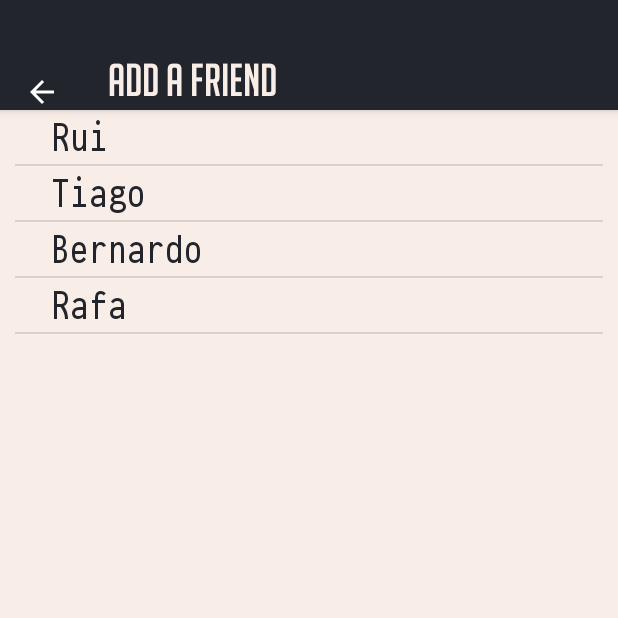
After one commit to IamTheLime/BlockSplitWiseClient, an Android app: the AddFriendToGroup screen opened directly, with no data from a screen before it, on a phone screen of 412 x 824 dp, the top half of it. The commit adds this screen. Run offline under Robolectric (Android 15) with nearby library versions, the phone set to English and light mode, and no system bars.

Commit message:
Adicionar pessoas a grupo

```diff
--- /dev/null
+++ b/ClientBlockSplitWise/app/src/main/java/com/blocksplitwise/clientblocksplitwise/AddFriendToGroup.java
@@ -0,0 +1,109 @@
+package com.blocksplitwise.clientblocksplitwise;
+
+import android.app.Activity;
+import android.content.Intent;
+import android.graphics.Typeface;
+import android.os.Build;
+import android.support.v7.app.AppCompatActivity;
+import android.os.Bundle;
+import android.support.v7.widget.DividerItemDecoration;
+import android.support.v7.widget.LinearLayoutManager;
+import android.support.v7.widget.RecyclerView;
+import android.support.v7.widget.Toolbar;
+import android.view.LayoutInflater;
+import android.view.MenuItem;
+import android.view.View;
+import android.view.Window;
+import android.view.WindowManager;
+import android.widget.TextView;
+
+import java.util.ArrayList;
+import java.util.List;
+
+import pojo.FriendInfo;
+
+public class AddFriendToGroup extends AppCompatActivity {
+
+    private RecyclerView recyclerView;
+    private List<FriendInfo> friends;
+
+    @Override
+    protected void onCreate(Bundle savedInstanceState) {
+        if (Build.VERSION.SDK_INT >= Build.VERSION_CODES.KITKAT) {
+            Window w = getWindow();
+            w.addFlags(WindowManager.LayoutParams.FLAG_TRANSLUCENT_STATUS);
+        }
+        super.onCreate(savedInstanceState);
+        setContentView(R.layout.activity_add_friend_to_group);
+        Toolbar toolbar = (Toolbar) findViewById(R.id.toolbar);
+        /////////////////////////////FONT TOP///////////////////////////////////////
+        TextView tv = (TextView) findViewById(R.id.toolbar_title);
+        Typeface face = Typeface.createFromAsset((getAssets()),"font/Amethyst.ttf");
+        tv.setTypeface(face);
+        tv.setText("Add a Friend");
+        tv.setTextSize(30);
+        ////////////////////////////////////////////////////////////////////////////
+        setSupportActionBar(toolbar);
+        getSupportActionBar().setDisplayHomeAsUpEnabled(true);
+        findViewById(R.id.toolbar).setPadding(0,50,0,0);
+
+        //Code to Implement the scrollable groups
+        recyclerView = (RecyclerView) findViewById(R.id.rv);
+        recyclerView.setHasFixedSize(true);
+        LinearLayoutManager llm = new LinearLayoutManager(this);
+        recyclerView.setLayoutManager(llm);
+        RecyclerView.ItemDecoration itemDecoration = new
+                DividerItemDecoration(this, DividerItemDecoration.VERTICAL);
+        recyclerView.addItemDecoration(itemDecoration);
+        // This is Just for Test
+        initializeData();
+        recyclerView.setAdapter(new FriendsEventsAdapter(LayoutInflater.from(this),friends,new AddFriendToGroup.RecyclerOnClickHandler(),getAssets()));
+
+        //EXTRAS
+        //initfonts();
+
+    }
+
+    private void initfonts(){
+        Typeface face = Typeface.createFromAsset(getAssets(),
+                "font/pragmata.ttf");
+        ((TextView)findViewById(R.id.textView2)).setTypeface(face);
+        ((TextView)findViewById(R.id.textView3)).setTypeface(face);
+    }
+
+    private void initializeData() {
+        //Query the server for the group information
+        //Initialize the List With The group details
+        friends = new ArrayList<>();
+        friends.add(new FriendInfo("Rui", R.mipmap.ic_money));
+        friends.add(new FriendInfo("Tiago", R.mipmap.ic_money));
+        friends.add(new FriendInfo("Bernardo", R.mipmap.ic_house));
+        friends.add(new FriendInfo("Rafa", R.mipmap.ic_house));
+
+    }
+
+
+
+    @Override
+    public boolean onOptionsItemSelected(MenuItem item) {
+        Intent returnIntent = new Intent();
+        //returnIntent.putExtra("result",result);
+        //Pode ser activity.result_OK
+        setResult(Activity.RESULT_CANCELED,returnIntent);
+        finish();
+        return true;
+    }
+
+    private class RecyclerOnClickHandler implements RecyclerView.OnClickListener {
+        @Override
+        public void onClick(final View view) {
+            int itemPosition = recyclerView.getChildLayoutPosition(view);
+            FriendInfo item = friends.get(itemPosition);
+            Intent resultData = new Intent();
+            resultData.putExtra("FriendName", new FriendInfo(item.getfriendName(),item.getPhotoId()));
+            setResult(Activity.RESULT_OK, resultData);
+            finish();
+        }
+    }
+
+}
--- a/ClientBlockSplitWise/app/src/main/java/com/blocksplitwise/clientblocksplitwise/FriendsEventsAdapter.java
+++ b/ClientBlockSplitWise/app/src/main/java/com/blocksplitwise/clientblocksplitwise/FriendsEventsAdapter.java
@@ -27,14 +27,12 @@ public class FriendsEventsAdapter extends RecyclerView.Adapter<FriendsEventsAdap
     public  class FriendViewHolder extends RecyclerView.ViewHolder {
         CardView cv;
         TextView friendName;
-        ImageView groupPhoto;
 
 
         FriendViewHolder(View itemView) {
             super(itemView);
             cv = (CardView)itemView.findViewById(R.id.cv);
             friendName = (TextView)itemView.findViewById(R.id.friend_name);
-            groupPhoto = (ImageView)itemView.findViewById(R.id.friend_foto);
             //Changing the fonts
             Typeface face = Typeface.createFromAsset(assets,
                     "font/pragmata.ttf");
@@ -71,7 +69,6 @@ public class FriendsEventsAdapter extends RecyclerView.Adapter<FriendsEventsAdap
     @Override
     public void onBindViewHolder(FriendsEventsAdapter.FriendViewHolder friendViewHolder, int i) {
         friendViewHolder.friendName.setText(friends.get(i).getfriendName());
-        friendViewHolder.groupPhoto.setImageResource(friends.get(i).getPhotoId());
     }
 
     @Override
--- a/ClientBlockSplitWise/app/src/main/java/com/blocksplitwise/clientblocksplitwise/GroupCreationAdapter.java
+++ b/ClientBlockSplitWise/app/src/main/java/com/blocksplitwise/clientblocksplitwise/GroupCreationAdapter.java
@@ -76,4 +76,6 @@ public class GroupCreationAdapter extends RecyclerView.Adapter<GroupCreationAdap
             super.onAttachedToRecyclerView(recyclerView);
         }
 
+
+
     }
--- /dev/null
+++ b/ClientBlockSplitWise/app/src/main/res/layout/activity_add_friend_to_group.xml
@@ -0,0 +1,34 @@
+<?xml version="1.0" encoding="utf-8"?>
+<android.support.design.widget.CoordinatorLayout xmlns:android="http://schemas.android.com/apk/res/android"
+    xmlns:app="http://schemas.android.com/apk/res-auto"
+    xmlns:tools="http://schemas.android.com/tools"
+    android:layout_width="match_parent"
+    android:layout_height="match_parent"
+    tools:context="com.blocksplitwise.clientblocksplitwise.AddFriendToGroup">
+
+    <android.support.design.widget.AppBarLayout
+        android:layout_width="match_parent"
+        android:layout_height="wrap_content"
+        android:theme="@style/AppTheme.AppBarOverlay">
+
+        <android.support.v7.widget.Toolbar
+            android:id="@+id/toolbar"
+            android:layout_width="match_parent"
+            android:layout_height="73dp"
+            android:background="@drawable/side_nav_bar"
+            app:popupTheme="@style/AppTheme.PopupOverlay">
+            <TextView
+                style="@style/TextAppearance.AppCompat.Widget.ActionBar.Title"
+                android:id="@+id/toolbar_title"
+                android:text="TESTE"
+                android:layout_width="wrap_content"
+                android:layout_height="wrap_content"
+                android:textColor="@color/colorBG"
+                android:elevation="20dp"/>
+        </android.support.v7.widget.Toolbar>
+
+    </android.support.design.widget.AppBarLayout>
+
+    <include layout="@layout/content_add_friend_group"/>
+
+</android.support.design.widget.CoordinatorLayout>
--- /dev/null
+++ b/ClientBlockSplitWise/app/src/main/res/layout/content_add_friend_group.xml
@@ -0,0 +1,28 @@
+<?xml version="1.0" encoding="utf-8"?>
+<RelativeLayout xmlns:android="http://schemas.android.com/apk/res/android"
+    xmlns:app="http://schemas.android.com/apk/res-auto"
+    xmlns:tools="http://schemas.android.com/tools"
+    android:layout_width="match_parent"
+    android:layout_height="match_parent"
+    app:layout_behavior="@string/appbar_scrolling_view_behavior"
+    tools:context="com.blocksplitwise.clientblocksplitwise.AddFriendToGroup">
+
+    <RelativeLayout
+        android:id="@+id/upperlayout"
+        android:layout_width="match_parent"
+        android:layout_height="match_parent"
+        android:elevation="10dp">
+            <include
+                android:id="@+id/include"
+                layout="@layout/recycler_view"
+                android:layout_width="match_parent"
+                android:layout_height="match_parent"
+                android:layout_marginLeft="10dp"
+                android:layout_marginRight="10dp"
+                app:layout_constraintBottom_toBottomOf="parent"
+                app:layout_constraintHorizontal_bias="0.476"
+                app:layout_constraintLeft_toLeftOf="parent"
+                app:layout_constraintRight_toRightOf="parent"/>
+    </RelativeLayout>
+
+</RelativeLayout>
--- a/ClientBlockSplitWise/build.gradle
+++ b/ClientBlockSplitWise/build.gradle
@@ -5,7 +5,7 @@ buildscript {
         jcenter()
     }
     dependencies {
-        classpath 'com.android.tools.build:gradle:2.3.2'
+        classpath 'com.android.tools.build:gradle:2.3.3'
 
         // NOTE: Do not place your application dependencies here; they belong
         // in the individual module build.gradle files
```
Also changed, not shown: ClientBlockSplitWise/app/src/main/AndroidManifest.xml (+15 -11 lines), ClientBlockSplitWise/app/src/main/java/com/blocksplitwise/clientblocksplitwise/GroupAdd.java (+35 -2 lines), ClientBlockSplitWise/app/src/main/java/pojo/FriendInfo.java (+18 -1 lines), ClientBlockSplitWise/app/src/main/res/layout/card_view_friends.xml (+0 -11 lines), ClientBlockSplitWise/app/src/main/res/layout/content_group_add.xml (+8 -0 lines).
